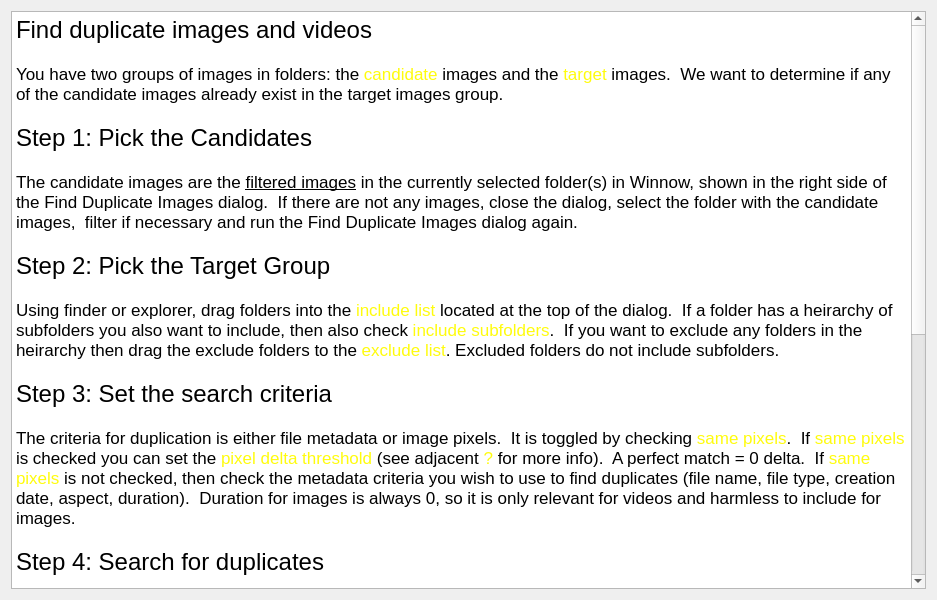
This is Help/helpfindduplicates.ui in towhee/Winnow64 as Qt 5 draws it before an edit. The edited form follows.
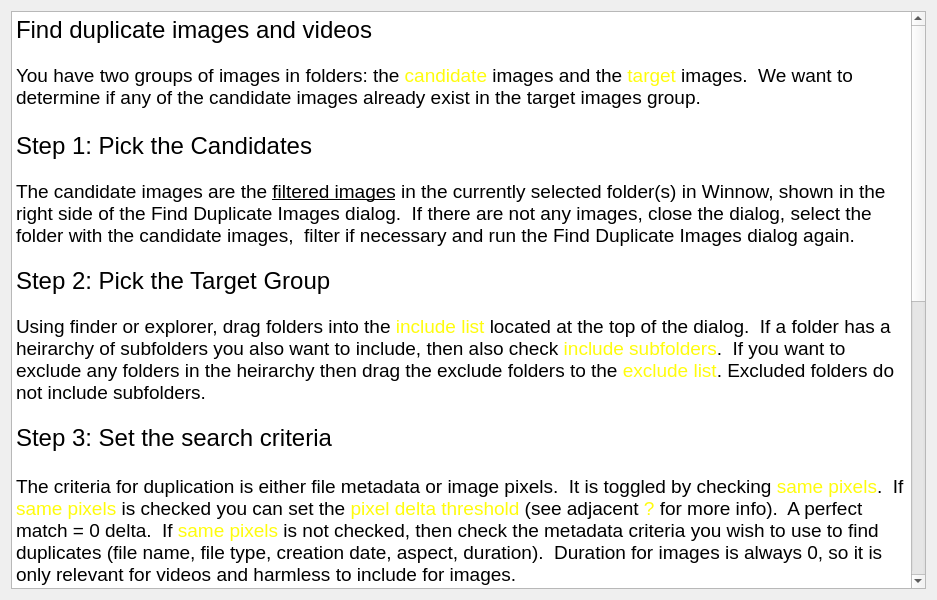
This is the edited form.

What changed in the file:
```diff
--- a/Help/helpfindduplicates.ui
+++ b/Help/helpfindduplicates.ui
@@ -16,6 +16,11 @@
   <layout class="QVBoxLayout" name="verticalLayout">
    <item>
     <widget class="QTextBrowser" name="textBrowser">
+     <property name="font">
+      <font>
+       <pointsize>15</pointsize>
+      </font>
+     </property>
      <property name="html">
       <string>&lt;!DOCTYPE HTML PUBLIC &quot;-//W3C//DTD HTML 4.0//EN&quot; &quot;http://www.w3.org/TR/REC-html40/strict.dtd&quot;&gt;
 &lt;html&gt;&lt;head&gt;&lt;meta name=&quot;qrichtext&quot; content=&quot;1&quot; /&gt;&lt;meta charset=&quot;utf-8&quot; /&gt;&lt;style type=&quot;text/css&quot;&gt;
@@ -23,34 +28,34 @@
 hr { height: 1px; border-width: 0; }
 li.unchecked::marker { content: &quot;\2610&quot;; }
 li.checked::marker { content: &quot;\2612&quot;; }
-&lt;/style&gt;&lt;/head&gt;&lt;body style=&quot; font-family:'.AppleSystemUIFont'; font-size:13pt; font-weight:400; font-style:normal;&quot;&gt;
+&lt;/style&gt;&lt;/head&gt;&lt;body style=&quot; font-family:'.AppleSystemUIFont'; font-size:15pt; font-weight:400; font-style:normal;&quot;&gt;
 &lt;p style=&quot; margin-top:0px; margin-bottom:0px; margin-left:0px; margin-right:0px; -qt-block-indent:0; text-indent:0px;&quot;&gt;&lt;span style=&quot; font-size:18pt;&quot;&gt;Find duplicate images and videos&lt;/span&gt;&lt;/p&gt;
-&lt;p style=&quot;-qt-paragraph-type:empty; margin-top:0px; margin-bottom:0px; margin-left:0px; margin-right:0px; -qt-block-indent:0; text-indent:0px;&quot;&gt;&lt;br /&gt;&lt;/p&gt;
-&lt;p style=&quot; margin-top:0px; margin-bottom:0px; margin-left:0px; margin-right:0px; -qt-block-indent:0; text-indent:0px;&quot;&gt;You have two groups of images in folders: the &lt;span style=&quot; color:#fffc0d;&quot;&gt;candidate&lt;/span&gt; images and the &lt;span style=&quot; color:#fffc0d;&quot;&gt;target&lt;/span&gt; images.  We want to determine if any of the candidate images already exist in the target images group.&lt;/p&gt;
-&lt;p style=&quot;-qt-paragraph-type:empty; margin-top:0px; margin-bottom:0px; margin-left:0px; margin-right:0px; -qt-block-indent:0; text-indent:0px;&quot;&gt;&lt;br /&gt;&lt;/p&gt;
+&lt;p style=&quot;-qt-paragraph-type:empty; margin-top:0px; margin-bottom:0px; margin-left:0px; margin-right:0px; -qt-block-indent:0; text-indent:0px; font-size:13pt;&quot;&gt;&lt;br /&gt;&lt;/p&gt;
+&lt;p style=&quot; margin-top:0px; margin-bottom:0px; margin-left:0px; margin-right:0px; -qt-block-indent:0; text-indent:0px;&quot;&gt;&lt;span style=&quot; font-size:14pt;&quot;&gt;You have two groups of images in folders: the &lt;/span&gt;&lt;span style=&quot; font-size:14pt; color:#fffc0d;&quot;&gt;candidate&lt;/span&gt;&lt;span style=&quot; font-size:14pt;&quot;&gt; images and the &lt;/span&gt;&lt;span style=&quot; font-size:14pt; color:#fffc0d;&quot;&gt;target&lt;/span&gt;&lt;span style=&quot; font-size:14pt;&quot;&gt; images.  We want to determine if any of the candidate images already exist in the target images group.&lt;/span&gt;&lt;/p&gt;
+&lt;p style=&quot;-qt-paragraph-type:empty; margin-top:0px; margin-bottom:0px; margin-left:0px; margin-right:0px; -qt-block-indent:0; text-indent:0px; font-size:14pt;&quot;&gt;&lt;br /&gt;&lt;/p&gt;
 &lt;p style=&quot; margin-top:0px; margin-bottom:0px; margin-left:0px; margin-right:0px; -qt-block-indent:0; text-indent:0px;&quot;&gt;&lt;span style=&quot; font-size:18pt;&quot;&gt;Step 1: Pick the Candidates&lt;/span&gt;&lt;/p&gt;
-&lt;p style=&quot;-qt-paragraph-type:empty; margin-top:0px; margin-bottom:0px; margin-left:0px; margin-right:0px; -qt-block-indent:0; text-indent:0px;&quot;&gt;&lt;br /&gt;&lt;/p&gt;
-&lt;p style=&quot; margin-top:0px; margin-bottom:0px; margin-left:0px; margin-right:0px; -qt-block-indent:0; text-indent:0px;&quot;&gt;The candidate images are the &lt;span style=&quot; text-decoration: underline;&quot;&gt;filtered images&lt;/span&gt; in the currently selected folder(s) in Winnow, shown in the right side of the Find Duplicate Images dialog.  If there are not any images, close the dialog, select the folder with the candidate images,  filter if necessary and run the Find Duplicate Images dialog again.&lt;/p&gt;
-&lt;p style=&quot;-qt-paragraph-type:empty; margin-top:0px; margin-bottom:0px; margin-left:0px; margin-right:0px; -qt-block-indent:0; text-indent:0px;&quot;&gt;&lt;br /&gt;&lt;/p&gt;
-&lt;p style=&quot; margin-top:0px; margin-bottom:0px; margin-left:0px; margin-right:0px; -qt-block-indent:0; text-indent:0px;&quot;&gt;&lt;span style=&quot; font-size:18pt;&quot;&gt;Step 2: Pick the Target Group&lt;/span&gt; &lt;/p&gt;
-&lt;p style=&quot;-qt-paragraph-type:empty; margin-top:0px; margin-bottom:0px; margin-left:0px; margin-right:0px; -qt-block-indent:0; text-indent:0px;&quot;&gt;&lt;br /&gt;&lt;/p&gt;
-&lt;p style=&quot; margin-top:0px; margin-bottom:0px; margin-left:0px; margin-right:0px; -qt-block-indent:0; text-indent:0px;&quot;&gt;Using finder or explorer, drag folders into the &lt;span style=&quot; color:#fffc0d;&quot;&gt;include list&lt;/span&gt; located at the top of the dialog.  If a folder has a heirarchy of subfolders you also want to include, then also check &lt;span style=&quot; color:#fffc0d;&quot;&gt;include subfolders&lt;/span&gt;.  If you want to exclude any folders in the heirarchy then drag the exclude folders to the &lt;span style=&quot; color:#fffc0d;&quot;&gt;exclude list&lt;/span&gt;. Excluded folders do not include subfolders.&lt;/p&gt;
-&lt;p style=&quot;-qt-paragraph-type:empty; margin-top:0px; margin-bottom:0px; margin-left:0px; margin-right:0px; -qt-block-indent:0; text-indent:0px;&quot;&gt;&lt;br /&gt;&lt;/p&gt;
-&lt;p style=&quot; margin-top:0px; margin-bottom:0px; margin-left:0px; margin-right:0px; -qt-block-indent:0; text-indent:0px;&quot;&gt;&lt;span style=&quot; font-size:18pt;&quot;&gt;Step 3: Set the search criteria&lt;/span&gt;&lt;br /&gt;&lt;br /&gt;The criteria for duplication is either file metadata or image pixels.  It is toggled by checking &lt;span style=&quot; color:#fffc0d;&quot;&gt;same pixels&lt;/span&gt;.  If &lt;span style=&quot; color:#fffc0d;&quot;&gt;same pixels&lt;/span&gt; is checked you can set the &lt;span style=&quot; color:#fffc0d;&quot;&gt;pixel delta threshold&lt;/span&gt; (see adjacent &lt;span style=&quot; color:#fffc0d;&quot;&gt;?&lt;/span&gt; for more info).  A perfect match = 0 delta.  If &lt;span style=&quot; color:#fffc0d;&quot;&gt;same pixels&lt;/span&gt; is not checked, then check the metadata criteria you wish to use to find duplicates (file name, file type, creation date, aspect, duration).  Duration for images is always 0, so it is only relevant for videos and harmless to include for images.&lt;/p&gt;
-&lt;p style=&quot;-qt-paragraph-type:empty; margin-top:0px; margin-bottom:0px; margin-left:0px; margin-right:0px; -qt-block-indent:0; text-indent:0px;&quot;&gt;&lt;br /&gt;&lt;/p&gt;
-&lt;p style=&quot; margin-top:0px; margin-bottom:0px; margin-left:0px; margin-right:0px; -qt-block-indent:0; text-indent:0px;&quot;&gt;&lt;span style=&quot; font-size:18pt;&quot;&gt;Step 4: Search for duplicates&lt;/span&gt;&lt;br /&gt;&lt;br /&gt;Click the &lt;span style=&quot; color:#fffc0d;&quot;&gt;Find Duplicates&lt;/span&gt; button.  When the search is completed, duplicate images will be checked in the &lt;span style=&quot; color:#fffc0d;&quot;&gt;candidate images list &lt;/span&gt;on the right.&lt;/p&gt;
-&lt;p style=&quot;-qt-paragraph-type:empty; margin-top:0px; margin-bottom:0px; margin-left:0px; margin-right:0px; -qt-block-indent:0; text-indent:0px;&quot;&gt;&lt;br /&gt;&lt;/p&gt;
+&lt;p style=&quot;-qt-paragraph-type:empty; margin-top:0px; margin-bottom:0px; margin-left:0px; margin-right:0px; -qt-block-indent:0; text-indent:0px; font-size:13pt;&quot;&gt;&lt;br /&gt;&lt;/p&gt;
+&lt;p style=&quot; margin-top:0px; margin-bottom:0px; margin-left:0px; margin-right:0px; -qt-block-indent:0; text-indent:0px;&quot;&gt;&lt;span style=&quot; font-size:14pt;&quot;&gt;The candidate images are the &lt;/span&gt;&lt;span style=&quot; font-size:14pt; text-decoration: underline;&quot;&gt;filtered images&lt;/span&gt;&lt;span style=&quot; font-size:14pt;&quot;&gt; in the currently selected folder(s) in Winnow, shown in the right side of the Find Duplicate Images dialog.  If there are not any images, close the dialog, select the folder with the candidate images,  filter if necessary and run the Find Duplicate Images dialog again.&lt;/span&gt;&lt;/p&gt;
+&lt;p style=&quot;-qt-paragraph-type:empty; margin-top:0px; margin-bottom:0px; margin-left:0px; margin-right:0px; -qt-block-indent:0; text-indent:0px; font-size:13pt;&quot;&gt;&lt;br /&gt;&lt;/p&gt;
+&lt;p style=&quot; margin-top:0px; margin-bottom:0px; margin-left:0px; margin-right:0px; -qt-block-indent:0; text-indent:0px;&quot;&gt;&lt;span style=&quot; font-size:18pt;&quot;&gt;Step 2: Pick the Target Group&lt;/span&gt;&lt;span style=&quot; font-size:13pt;&quot;&gt; &lt;/span&gt;&lt;/p&gt;
+&lt;p style=&quot;-qt-paragraph-type:empty; margin-top:0px; margin-bottom:0px; margin-left:0px; margin-right:0px; -qt-block-indent:0; text-indent:0px; font-size:13pt;&quot;&gt;&lt;br /&gt;&lt;/p&gt;
+&lt;p style=&quot; margin-top:0px; margin-bottom:0px; margin-left:0px; margin-right:0px; -qt-block-indent:0; text-indent:0px;&quot;&gt;&lt;span style=&quot; font-size:14pt;&quot;&gt;Using finder or explorer, drag folders into the &lt;/span&gt;&lt;span style=&quot; font-size:14pt; color:#fffc0d;&quot;&gt;include list&lt;/span&gt;&lt;span style=&quot; font-size:14pt;&quot;&gt; located at the top of the dialog.  If a folder has a heirarchy of subfolders you also want to include, then also check &lt;/span&gt;&lt;span style=&quot; font-size:14pt; color:#fffc0d;&quot;&gt;include subfolders&lt;/span&gt;&lt;span style=&quot; font-size:14pt;&quot;&gt;.  If you want to exclude any folders in the heirarchy then drag the exclude folders to the &lt;/span&gt;&lt;span style=&quot; font-size:14pt; color:#fffc0d;&quot;&gt;exclude list&lt;/span&gt;&lt;span style=&quot; font-size:14pt;&quot;&gt;. Excluded folders do not include subfolders.&lt;/span&gt;&lt;/p&gt;
+&lt;p style=&quot;-qt-paragraph-type:empty; margin-top:0px; margin-bottom:0px; margin-left:0px; margin-right:0px; -qt-block-indent:0; text-indent:0px; font-size:13pt;&quot;&gt;&lt;br /&gt;&lt;/p&gt;
+&lt;p style=&quot; margin-top:0px; margin-bottom:0px; margin-left:0px; margin-right:0px; -qt-block-indent:0; text-indent:0px;&quot;&gt;&lt;span style=&quot; font-size:18pt;&quot;&gt;Step 3: Set the search criteria&lt;/span&gt;&lt;span style=&quot; font-size:13pt;&quot;&gt;&lt;br /&gt;&lt;br /&gt;&lt;/span&gt;&lt;span style=&quot; font-size:14pt;&quot;&gt;The criteria for duplication is either file metadata or image pixels.  It is toggled by checking &lt;/span&gt;&lt;span style=&quot; font-size:14pt; color:#fffc0d;&quot;&gt;same pixels&lt;/span&gt;&lt;span style=&quot; font-size:14pt;&quot;&gt;.  If &lt;/span&gt;&lt;span style=&quot; font-size:14pt; color:#fffc0d;&quot;&gt;same pixels&lt;/span&gt;&lt;span style=&quot; font-size:14pt;&quot;&gt; is checked you can set the &lt;/span&gt;&lt;span style=&quot; font-size:14pt; color:#fffc0d;&quot;&gt;pixel delta threshold&lt;/span&gt;&lt;span style=&quot; font-size:14pt;&quot;&gt; (see adjacent &lt;/span&gt;&lt;span style=&quot; font-size:14pt; color:#fffc0d;&quot;&gt;?&lt;/span&gt;&lt;span style=&quot; font-size:14pt;&quot;&gt; for more info).  A perfect match = 0 delta.  If &lt;/span&gt;&lt;span style=&quot; font-size:14pt; color:#fffc0d;&quot;&gt;same pixels&lt;/span&gt;&lt;span style=&quot; font-size:14pt;&quot;&gt; is not checked, then check the metadata criteria you wish to use to find duplicates (file name, file type, creation date, aspect, duration).  Duration for images is always 0, so it is only relevant for videos and harmless to include for images.&lt;/span&gt;&lt;/p&gt;
+&lt;p style=&quot;-qt-paragraph-type:empty; margin-top:0px; margin-bottom:0px; margin-left:0px; margin-right:0px; -qt-block-indent:0; text-indent:0px; font-size:13pt;&quot;&gt;&lt;br /&gt;&lt;/p&gt;
+&lt;p style=&quot; margin-top:0px; margin-bottom:0px; margin-left:0px; margin-right:0px; -qt-block-indent:0; text-indent:0px;&quot;&gt;&lt;span style=&quot; font-size:18pt;&quot;&gt;Step 4: Search for duplicates&lt;/span&gt;&lt;span style=&quot; font-size:13pt;&quot;&gt;&lt;br /&gt;&lt;br /&gt;&lt;/span&gt;&lt;span style=&quot; font-size:14pt;&quot;&gt;Click the &lt;/span&gt;&lt;span style=&quot; font-size:14pt; color:#fffc0d;&quot;&gt;Find Duplicates&lt;/span&gt;&lt;span style=&quot; font-size:14pt;&quot;&gt; button.  When the search is completed, duplicate images will be checked in the &lt;/span&gt;&lt;span style=&quot; font-size:14pt; color:#fffc0d;&quot;&gt;candidate images list &lt;/span&gt;&lt;span style=&quot; font-size:14pt;&quot;&gt;on the right.&lt;/span&gt;&lt;/p&gt;
+&lt;p style=&quot;-qt-paragraph-type:empty; margin-top:0px; margin-bottom:0px; margin-left:0px; margin-right:0px; -qt-block-indent:0; text-indent:0px; font-size:13pt;&quot;&gt;&lt;br /&gt;&lt;/p&gt;
 &lt;p style=&quot; margin-top:0px; margin-bottom:0px; margin-left:0px; margin-right:0px; -qt-block-indent:0; text-indent:0px;&quot;&gt;&lt;span style=&quot; font-size:18pt;&quot;&gt;Step 5: Confirm duplicates&lt;/span&gt;&lt;/p&gt;
-&lt;p style=&quot;-qt-paragraph-type:empty; margin-top:0px; margin-bottom:0px; margin-left:0px; margin-right:0px; -qt-block-indent:0; text-indent:0px;&quot;&gt;&lt;br /&gt;&lt;/p&gt;
-&lt;p style=&quot; margin-top:0px; margin-bottom:0px; margin-left:0px; margin-right:0px; -qt-block-indent:0; text-indent:0px;&quot;&gt;The &lt;span style=&quot; color:#fffc0d;&quot;&gt;candidate Images list&lt;/span&gt; (right side of dialog) shows the number of duplicates found, and if the criteria = &lt;span style=&quot; color:#fffc0d;&quot;&gt;same pixels&lt;/span&gt;, the &lt;span style=&quot; color:#fffc0d;&quot;&gt;pixel delta&lt;/span&gt; is also shown.  If you select an image in the &lt;span style=&quot; color:#fffc0d;&quot;&gt;candidate Images list,&lt;/span&gt; the &lt;span style=&quot; color:#fffc0d;&quot;&gt;compare images box&lt;/span&gt; will show the candidate and matching target image(s).  You can use this to confirm duplicates.  If it is not a duplicate then uncheck the image in the Candidate Images list.&lt;/p&gt;
-&lt;p style=&quot;-qt-paragraph-type:empty; margin-top:0px; margin-bottom:0px; margin-left:0px; margin-right:0px; -qt-block-indent:0; text-indent:0px;&quot;&gt;&lt;br /&gt;&lt;/p&gt;
-&lt;p style=&quot; margin-top:0px; margin-bottom:0px; margin-left:0px; margin-right:0px; -qt-block-indent:0; text-indent:0px;&quot;&gt;Use the &lt;span style=&quot; color:#fffc0d;&quot;&gt;Report&lt;/span&gt; button to see a detailed comparison of the candidate and matching target images, including the metadata or pixel deltas.  If you want to include all the non-matches, press &lt;span style=&quot; color:#fffc0d;&quot;&gt;alt/option&lt;/span&gt; and &lt;span style=&quot; color:#fffc0d;&quot;&gt;Report&lt;/span&gt;.&lt;/p&gt;
-&lt;p style=&quot;-qt-paragraph-type:empty; margin-top:0px; margin-bottom:0px; margin-left:0px; margin-right:0px; -qt-block-indent:0; text-indent:0px;&quot;&gt;&lt;br /&gt;&lt;/p&gt;
-&lt;p style=&quot; margin-top:0px; margin-bottom:0px; margin-left:0px; margin-right:0px; -qt-block-indent:0; text-indent:0px;&quot;&gt;If you are getting false matches, this might be due to identical creation times for multiple images taken in rapid succession, and the camera did not include millisecond time information.  In this case you should use the same pixels criteria.&lt;/p&gt;
-&lt;p style=&quot;-qt-paragraph-type:empty; margin-top:0px; margin-bottom:0px; margin-left:0px; margin-right:0px; -qt-block-indent:0; text-indent:0px;&quot;&gt;&lt;br /&gt;&lt;/p&gt;
+&lt;p style=&quot;-qt-paragraph-type:empty; margin-top:0px; margin-bottom:0px; margin-left:0px; margin-right:0px; -qt-block-indent:0; text-indent:0px; font-size:13pt;&quot;&gt;&lt;br /&gt;&lt;/p&gt;
+&lt;p style=&quot; margin-top:0px; margin-bottom:0px; margin-left:0px; margin-right:0px; -qt-block-indent:0; text-indent:0px;&quot;&gt;&lt;span style=&quot; font-size:14pt;&quot;&gt;The &lt;/span&gt;&lt;span style=&quot; font-size:14pt; color:#fffc0d;&quot;&gt;candidate Images list&lt;/span&gt;&lt;span style=&quot; font-size:14pt;&quot;&gt; (right side of dialog) shows the number of duplicates found, and if the criteria = &lt;/span&gt;&lt;span style=&quot; font-size:14pt; color:#fffc0d;&quot;&gt;same pixels&lt;/span&gt;&lt;span style=&quot; font-size:14pt;&quot;&gt;, the &lt;/span&gt;&lt;span style=&quot; font-size:14pt; color:#fffc0d;&quot;&gt;pixel delta&lt;/span&gt;&lt;span style=&quot; font-size:14pt;&quot;&gt; is also shown.  If you select an image in the &lt;/span&gt;&lt;span style=&quot; font-size:14pt; color:#fffc0d;&quot;&gt;candidate Images list,&lt;/span&gt;&lt;span style=&quot; font-size:14pt;&quot;&gt; the &lt;/span&gt;&lt;span style=&quot; font-size:14pt; color:#fffc0d;&quot;&gt;compare images box&lt;/span&gt;&lt;span style=&quot; font-size:14pt;&quot;&gt; will show the candidate and matching target image(s).  You can use this to confirm duplicates.  If it is not a duplicate then uncheck the image in the Candidate Images list.&lt;/span&gt;&lt;/p&gt;
+&lt;p style=&quot;-qt-paragraph-type:empty; margin-top:0px; margin-bottom:0px; margin-left:0px; margin-right:0px; -qt-block-indent:0; text-indent:0px; font-size:13pt;&quot;&gt;&lt;br /&gt;&lt;/p&gt;
+&lt;p style=&quot; margin-top:0px; margin-bottom:0px; margin-left:0px; margin-right:0px; -qt-block-indent:0; text-indent:0px;&quot;&gt;&lt;span style=&quot; font-size:14pt;&quot;&gt;Use the &lt;/span&gt;&lt;span style=&quot; font-size:14pt; color:#fffc0d;&quot;&gt;Report&lt;/span&gt;&lt;span style=&quot; font-size:14pt;&quot;&gt; button to see a detailed comparison of the candidate and matching target images, including the metadata or pixel deltas.  If you want to include all the non-matches, press &lt;/span&gt;&lt;span style=&quot; font-size:14pt; color:#fffc0d;&quot;&gt;alt/option&lt;/span&gt;&lt;span style=&quot; font-size:14pt;&quot;&gt; and &lt;/span&gt;&lt;span style=&quot; font-size:14pt; color:#fffc0d;&quot;&gt;Report&lt;/span&gt;&lt;span style=&quot; font-size:14pt;&quot;&gt;.&lt;/span&gt;&lt;/p&gt;
+&lt;p style=&quot;-qt-paragraph-type:empty; margin-top:0px; margin-bottom:0px; margin-left:0px; margin-right:0px; -qt-block-indent:0; text-indent:0px; font-size:14pt;&quot;&gt;&lt;br /&gt;&lt;/p&gt;
+&lt;p style=&quot; margin-top:0px; margin-bottom:0px; margin-left:0px; margin-right:0px; -qt-block-indent:0; text-indent:0px;&quot;&gt;&lt;span style=&quot; font-size:14pt;&quot;&gt;If you are getting false matches, this might be due to identical creation times for multiple images taken in rapid succession, and the camera did not include millisecond time information.  In this case you should use the same pixels criteria.&lt;/span&gt;&lt;/p&gt;
+&lt;p style=&quot;-qt-paragraph-type:empty; margin-top:0px; margin-bottom:0px; margin-left:0px; margin-right:0px; -qt-block-indent:0; text-indent:0px; font-size:14pt;&quot;&gt;&lt;br /&gt;&lt;/p&gt;
 &lt;p style=&quot; margin-top:0px; margin-bottom:0px; margin-left:0px; margin-right:0px; -qt-block-indent:0; text-indent:0px;&quot;&gt;&lt;span style=&quot; font-size:18pt;&quot;&gt;Step 6: Do Something with the Duplicates&lt;/span&gt;&lt;/p&gt;
-&lt;p style=&quot;-qt-paragraph-type:empty; margin-top:0px; margin-bottom:0px; margin-left:0px; margin-right:0px; -qt-block-indent:0; text-indent:0px;&quot;&gt;&lt;br /&gt;&lt;/p&gt;
-&lt;p style=&quot; margin-top:0px; margin-bottom:0px; margin-left:0px; margin-right:0px; -qt-block-indent:0; text-indent:0px;&quot;&gt;Click the &lt;span style=&quot; color:#fffc0d;&quot;&gt;Done&lt;/span&gt; button.  In Winnow, the&lt;span style=&quot; color:#fffc0d;&quot;&gt; filter panel&lt;/span&gt; will now contain a &lt;span style=&quot; color:#fffc0d;&quot;&gt;Duplicates found&lt;/span&gt; category.  If you filter on the true items you can then delete, copy or move the images.&lt;/p&gt;&lt;/body&gt;&lt;/html&gt;</string>
+&lt;p style=&quot;-qt-paragraph-type:empty; margin-top:0px; margin-bottom:0px; margin-left:0px; margin-right:0px; -qt-block-indent:0; text-indent:0px; font-size:13pt;&quot;&gt;&lt;br /&gt;&lt;/p&gt;
+&lt;p style=&quot; margin-top:0px; margin-bottom:0px; margin-left:0px; margin-right:0px; -qt-block-indent:0; text-indent:0px;&quot;&gt;&lt;span style=&quot; font-size:14pt;&quot;&gt;Click the &lt;/span&gt;&lt;span style=&quot; font-size:14pt; color:#fffc0d;&quot;&gt;Done&lt;/span&gt;&lt;span style=&quot; font-size:14pt;&quot;&gt; button.  In Winnow, the&lt;/span&gt;&lt;span style=&quot; font-size:14pt; color:#fffc0d;&quot;&gt; filter panel&lt;/span&gt;&lt;span style=&quot; font-size:14pt;&quot;&gt; will now contain a &lt;/span&gt;&lt;span style=&quot; font-size:14pt; color:#fffc0d;&quot;&gt;Duplicates found&lt;/span&gt;&lt;span style=&quot; font-size:14pt;&quot;&gt; category.  If you filter on the true items you can then delete, copy or move the images.&lt;/span&gt;&lt;/p&gt;&lt;/body&gt;&lt;/html&gt;</string>
      </property>
     </widget>
    </item>
```
